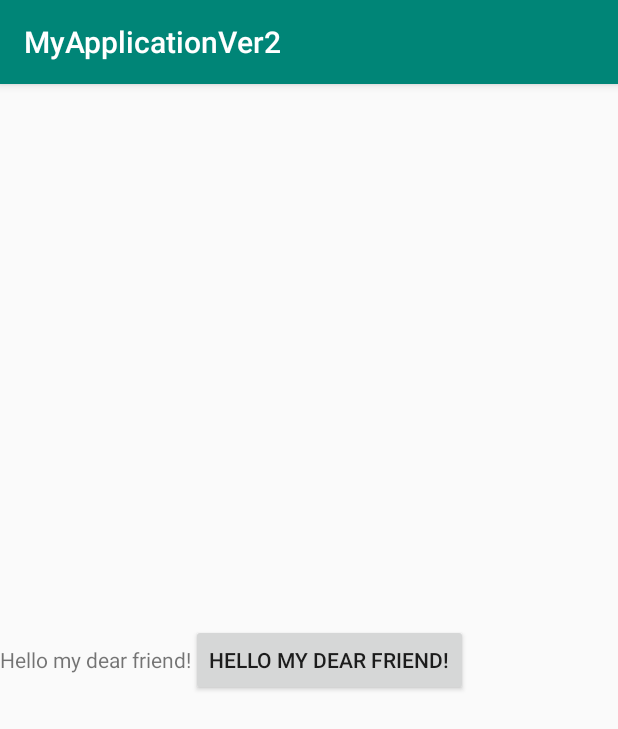
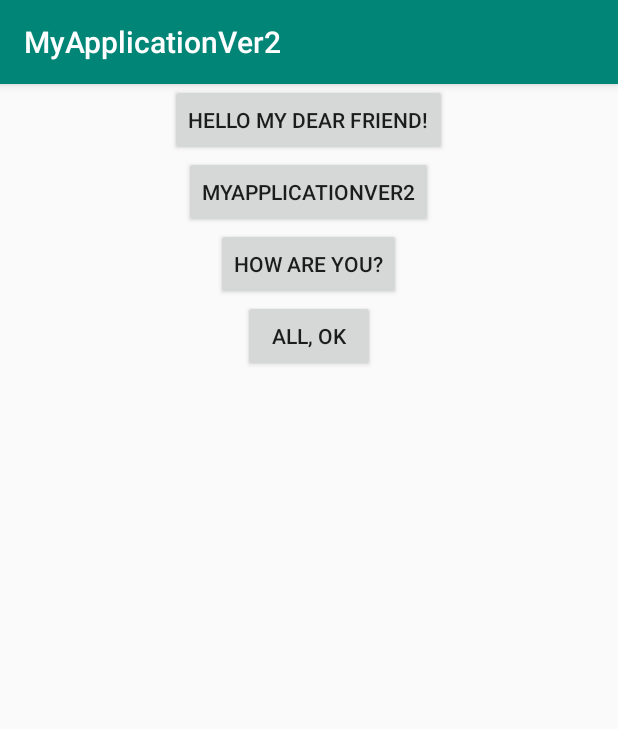
Before and after one commit to YaninaKud/YaninaKud, an Android app: the screen it shows after launch (MainActivity), on a phone screen of 412 x 824 dp. Shown: the top 729 px of the screen. Run offline under Robolectric (Android 15) with nearby library versions, the phone set to English and light mode, and no system bars.

Commit message:
add button

```diff
--- a/app/src/main/res/layout/activity_main.xml
+++ b/app/src/main/res/layout/activity_main.xml
@@ -6,13 +6,10 @@
         xmlns:app="http://schemas.android.com/apk/res-auto"
         android:layout_width="match_parent"
         android:layout_height="match_parent"
-        tools:context=".MainActivity">
+        tools:context=".MainActivity"
+        android:layout_gravity="center"
+        android:orientation="vertical">
 
-    <TextView
-            android:layout_gravity="center"
-            android:layout_width="wrap_content"
-            android:layout_height="wrap_content"
-            android:text="@string/Hello"/>
 
     <Button
             android:layout_gravity="center"
@@ -20,5 +17,18 @@
             android:layout_height="wrap_content"
             android:text="@string/Hello"/>
 
+    <Button android:layout_width="wrap_content"
+            android:layout_height="wrap_content"
+            android:layout_gravity="center"
+            android:text="@string/app_name"/>
 
+    <Button android:layout_width="wrap_content"
+            android:layout_height="wrap_content"
+            android:layout_gravity="center"
+            android:text="how are you?"/>
+
+    <Button android:layout_width="wrap_content"
+            android:layout_height="wrap_content"
+            android:layout_gravity="center"
+            android:text="All, ok"/>
 </LinearLayout>
```
